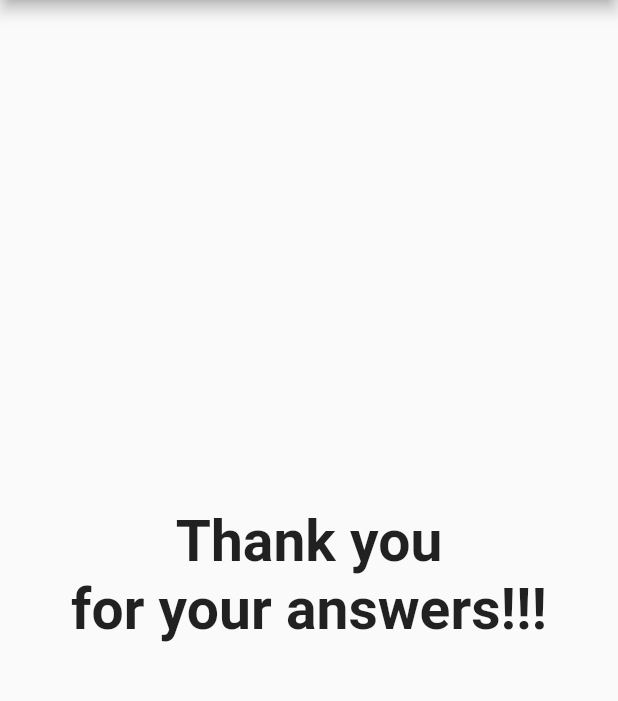
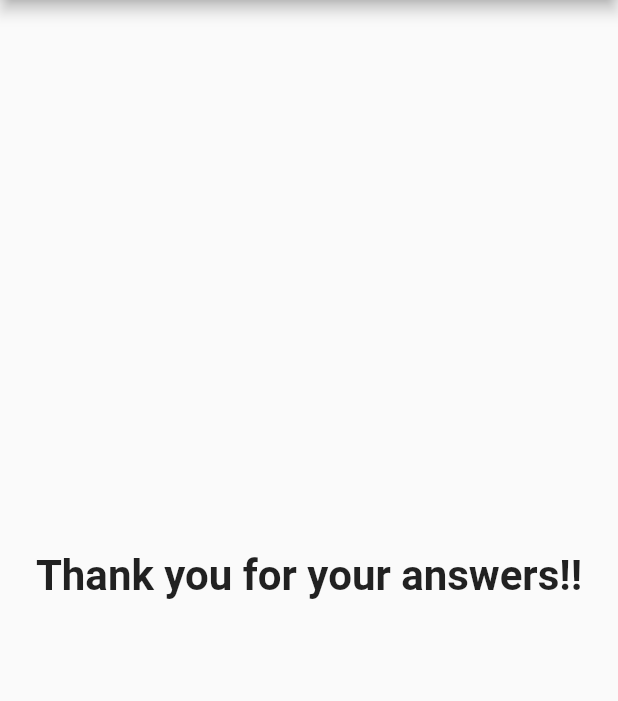
Before and after one commit to Luis020-hub/Questionario-Flutter, a Flutter app: the screen it shows after launch, after a tap on "Black", after a tap on "Snake", after a tap on "Geography", on a phone screen of 412 x 824 dp, the part 84-785 px from its top. Run offline on Flutter 3.47's test engine with Material 2 defaults, Android fonts, the phone set to English and light mode, and no system bars.

Commit message:
03/01/2023
Criando um widget com o nome quizz separado do main

```diff
--- a/lib/answer.dart
+++ b/lib/answer.dart
@@ -1,11 +1,11 @@
 import 'package:flutter/material.dart';
 
 class Answer extends StatelessWidget {
-  final String texto;
+  final String text;
 
   final void Function() onSelection;
 
-  const Answer(this.texto, this.onSelection, {super.key});
+  const Answer(this.text, this.onSelection, {super.key});
 
   @override
   Widget build(BuildContext context) {
@@ -17,7 +17,7 @@ class Answer extends StatelessWidget {
           backgroundColor: Colors.black,
         ),
         onPressed: onSelection,
-        child: Text(texto),
+        child: Text(text),
       ),
     );
   }
--- a/lib/main.dart
+++ b/lib/main.dart
@@ -1,14 +1,11 @@
-// ignore_for_file: library_private_types_in_public_api
-
 import 'package:flutter/material.dart';
-import 'package:projeto_perguntas/answer.dart';
-import 'question.dart';
+import 'quizz.dart';
+import 'result.dart';
 
 void main() => runApp(const QuestionApp());
 
 class _QuestionAppState extends State<QuestionApp> {
   var _selectedQuestion = 0;
-
   final _questions = [
     {
       'text': 'What is your favorite color?',
@@ -24,7 +21,7 @@ class _QuestionAppState extends State<QuestionApp> {
     }
   ];
 
-  void _answering() {
+  void answering() {
     if (isThereSelecQuestion) {
       setState(() {
         _selectedQuestion++;
@@ -38,31 +35,18 @@ class _QuestionAppState extends State<QuestionApp> {
 
   @override
   Widget build(BuildContext context) {
-    List<String> answers = isThereSelecQuestion
-        ? _questions[_selectedQuestion]['Answers'] as List<String>
-        : [];
-
     return MaterialApp(
       home: Scaffold(
-        appBar: AppBar(
-          title: const Text('Perguntas'),
-        ),
-        body: isThereSelecQuestion
-            ? Column(
-                children: [
-                  Question(_questions[_selectedQuestion]['text'] as String),
-                  ...answers.map((text) => Answer(text, _answering)).toList(),
-                ],
-              )
-            : const Center(
-                child: Text(
-                  "Thank you \nfor your answers!!!",
-                  style: TextStyle(fontSize: 38, fontWeight: FontWeight.bold),
-                  textAlign: TextAlign.center,
-                  softWrap: true,
-                ),
-              ),
-      ),
+          appBar: AppBar(
+            title: const Text('Perguntas'),
+          ),
+          body: isThereSelecQuestion
+              ? Quizz(
+                  questions: _questions,
+                  selectedQuestion: _selectedQuestion,
+                  whenAnswer: answering,
+                )
+              : const Result('Thank you for your answers!!')),
     );
   }
 }
--- /dev/null
+++ b/lib/quizz.dart
@@ -0,0 +1,34 @@
+import 'package:flutter/cupertino.dart';
+import 'question.dart';
+import 'answer.dart';
+
+class Quizz extends StatelessWidget {
+  final int selectedQuestion;
+  final List<Map<String, Object>> questions;
+  final void Function() whenAnswer;
+
+  const Quizz({
+    super.key,
+    required this.selectedQuestion,
+    required this.questions,
+    required this.whenAnswer,
+  });
+
+  bool get isThereSelecQuestion {
+    return selectedQuestion < questions.length;
+  }
+
+  @override
+  Widget build(BuildContext context) {
+    List<String> answers = isThereSelecQuestion
+        ? questions[selectedQuestion]['Answers'] as List<String>
+        : [];
+
+    return Column(
+      children: <Widget>[
+        Question(questions[selectedQuestion]['text'] as String),
+        ...answers.map((text) => Answer(text, whenAnswer)).toList(),
+      ],
+    );
+  }
+}
--- /dev/null
+++ b/lib/result.dart
@@ -0,0 +1,18 @@
+import 'package:flutter/material.dart';
+
+class Result extends StatelessWidget {
+  const Result(this.text, {super.key});
+
+  final String text;
+
+  @override
+  Widget build(BuildContext context) {
+    return Center(
+      child: Text(text,
+          style: const TextStyle(
+            fontSize: 28,
+            fontWeight: FontWeight.bold,
+          )),
+    );
+  }
+}
```
